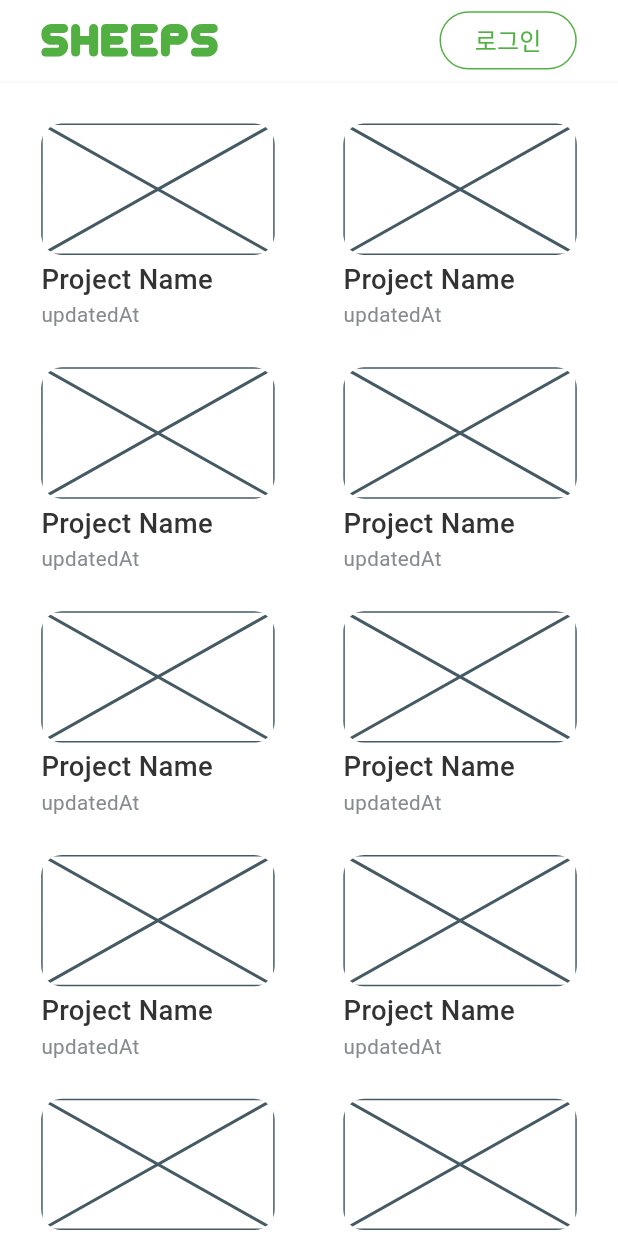
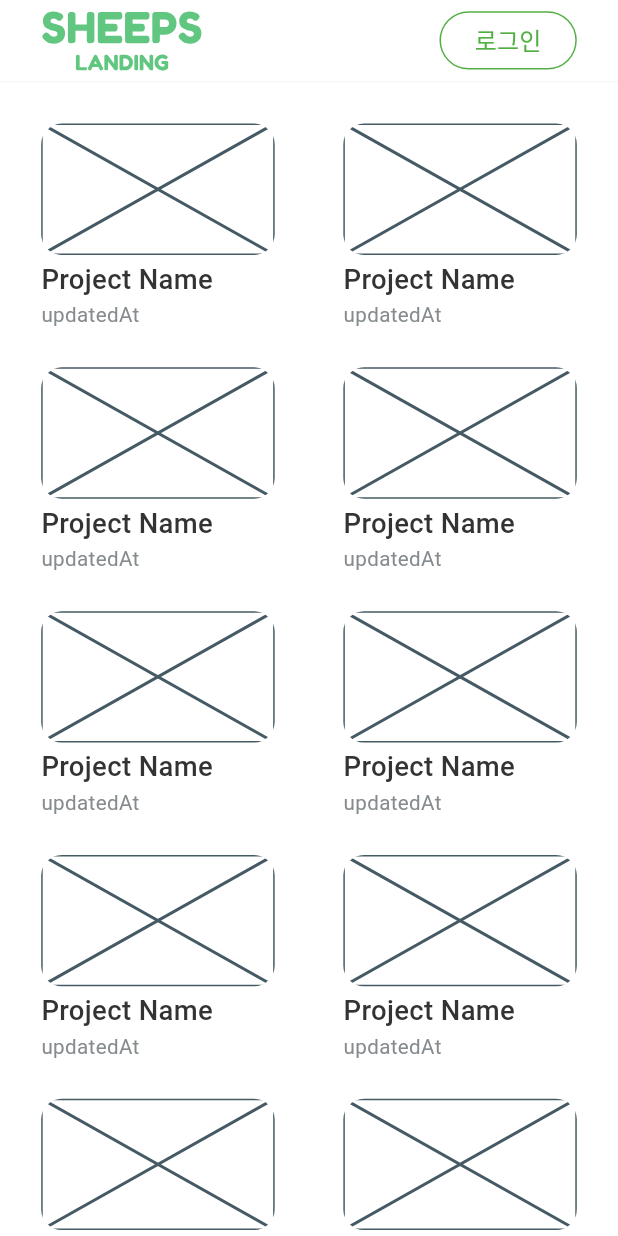
Before and after one commit to Sheeps-Dev-Team/sheeps_landing, a Flutter app: the screen it shows after launch, on a phone screen of 412 x 824 dp. Run offline on Flutter 3.47's test engine with Material 2 defaults, Android fonts, the phone set to English and light mode, and no system bars; our stand-ins replace cloud_firestore, extended_image, file_picker, firebase_core, firebase_storage, flutter_svg and 7 more; accounts and stored records are empty; Roboto replaces fonts that are missing (Pretendard).

Commit message:
로고 최신화

```diff
--- a/lib/util/components/site_app_bar.dart
+++ b/lib/util/components/site_app_bar.dart
@@ -21,7 +21,7 @@ class SiteAppBar extends StatelessWidget implements PreferredSize{
       leading: const SizedBox.shrink(),
       leadingWidth: 24 * sizeUnit,
       centerTitle: false,
-      titleWidget: SvgPicture.asset(GlobalAssets.svgLogo, height: 19 * sizeUnit),
+      titleWidget: SvgPicture.asset(GlobalAssets.svgLogo, height: 36 * sizeUnit),
       actions: [
         if(GlobalData.loginUser != null) ... {
           InkWell(
```
Also changed, not shown: lib/screens/login/login_page.dart (+3 -4 lines), assets/images/global/logo.svg.
